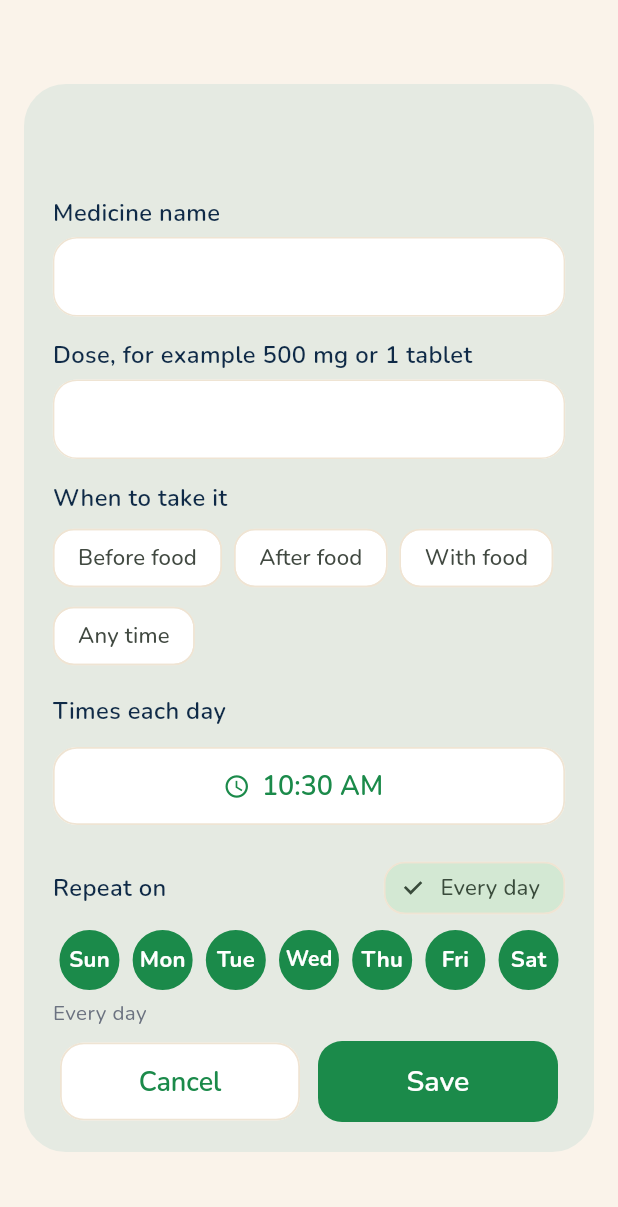
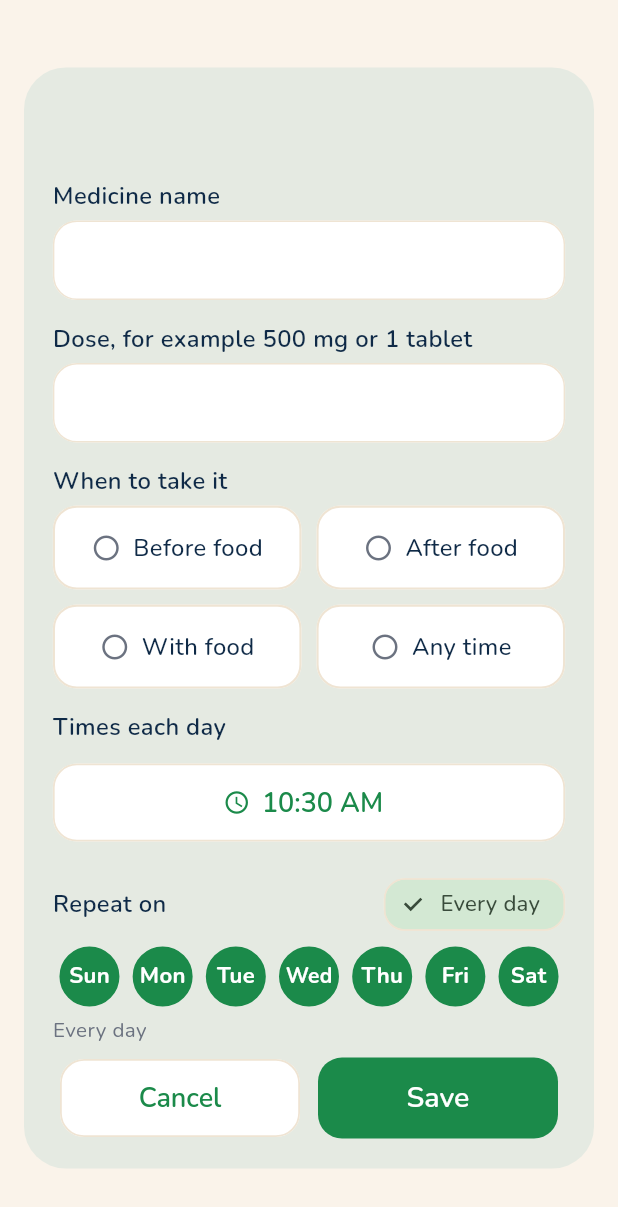
Before and after one commit to StutiGupta291105/SmritiSaathi, a Flutter app: the _AddReminderDialog widget shown alone on an empty page, opened directly with empty values, on a phone screen of 412 x 824 dp. Shown: the top 1207 px of the screen. Run offline on Flutter 3.47's test engine with Material 3 defaults, Android fonts, the phone set to English and light mode, and no system bars; our stand-ins replace audioplayers, firebase_core, firebase_messaging, flutter_local_notifications, flutter_secure_storage, flutter_timezone and 7 more; missing offline and left inert: record; accounts and stored records are empty.

Commit message:
Add reminder (medicine): When to take it is a tidy 2x2 grid of even tiles, Times each day is one row of three even tiles with the number big
Co-Authored-By: Claude Sonnet 5.5 <noreply@anthropic.com>
Claude-Session: https://claude.ai/code/session_01SdkurqZoXmcVfzMNhVvhPL

```diff
--- a/lib/core/ui.dart
+++ b/lib/core/ui.dart
@@ -364,3 +364,85 @@ class AllowRow extends StatelessWidget {
         ),
       );
 }
+
+
+/// A big, evenly sized choice tile (one of a few options). Selected: soft green with a
+/// green border and a tick; not selected: white. Used where chips looked uneven and small.
+class OptionTile extends StatelessWidget {
+  const OptionTile({
+    super.key,
+    required this.label,
+    required this.selected,
+    required this.onTap,
+    this.big,
+    this.minHeight = 56,
+  });
+  final String label;
+  final bool selected;
+  final VoidCallback? onTap;
+
+  /// A large figure above the label (1, 2, 3 for "times a day").
+  final String? big;
+  final double minHeight;
+
+  @override
+  Widget build(BuildContext context) {
+    return Semantics(
+      button: true,
+      selected: selected,
+      label: big == null ? label : '$big, $label',
+      child: Material(
+        color: selected ? Palette.tileGreen : Colors.white,
+        borderRadius: BorderRadius.circular(16),
+        child: InkWell(
+          borderRadius: BorderRadius.circular(16),
+          onTap: onTap,
+          child: Container(
+            constraints: BoxConstraints(minHeight: minHeight),
+            padding: const EdgeInsets.symmetric(horizontal: 10, vertical: 10),
+            decoration: BoxDecoration(
+              borderRadius: BorderRadius.circular(16),
+              border: Border.all(
+                  color: selected ? Palette.action : Palette.line,
+                  width: selected ? 2 : 1.4),
+            ),
+            child: Center(
+              child: big != null
+                  ? Column(mainAxisSize: MainAxisSize.min, children: [
+                      Text(big!,
+                          style: TextStyle(
+                              fontSize: 24,
+                              fontWeight: FontWeight.w800,
+                              color: selected ? Palette.green : Palette.brandDeep)),
+                      const SizedBox(height: 2),
+                      Text(label,
+                          textAlign: TextAlign.center,
+                          maxLines: 3,
+                          overflow: TextOverflow.ellipsis,
+                          style: TextStyle(
+                              fontSize: 12.5,
+                              fontWeight: selected ? FontWeight.w700 : FontWeight.w500,
+                              color: Palette.brandDeep)),
+                    ])
+                  : Row(mainAxisSize: MainAxisSize.min, children: [
+                      Icon(selected ? Icons.check_circle_rounded : Icons.circle_outlined,
+                          size: 20, color: selected ? Palette.action : Palette.muted),
+                      const SizedBox(width: 8),
+                      Flexible(
+                        child: Text(label,
+                            textAlign: TextAlign.center,
+                            maxLines: 2,
+                            overflow: TextOverflow.ellipsis,
+                            style: TextStyle(
+                                fontSize: 15,
+                                fontWeight: selected ? FontWeight.w700 : FontWeight.w500,
+                                color: Palette.brandDeep)),
+                      ),
+                    ]),
+            ),
+          ),
+        ),
+      ),
+    );
+  }
+}
--- a/lib/features/reminders/reminders_screen.dart
+++ b/lib/features/reminders/reminders_screen.dart
@@ -759,33 +759,53 @@ class _AddReminderDialogState extends State<_AddReminderDialog> {
                 inputFormatters: [LengthLimitingTextInputFormatter(30)])),
         field(
           t('rxWhen'),
-          Wrap(spacing: 8, runSpacing: 4, children: [
-            for (final f in _kFoods)
-              ChoiceChip(
-                key: ValueKey('food_$f'),
-                label: Text(t('food${f[0].toUpperCase()}${f.substring(1)}')),
-                selected: _food == f,
-                onSelected: (on) => setState(() => _food = on ? f : null),
+          // Two even rows of two: nothing wraps unevenly.
+          Column(children: [
+            for (var r = 0; r < _kFoods.length; r += 2)
+              Padding(
+                padding: EdgeInsets.only(bottom: r + 2 < _kFoods.length ? 10 : 0),
+                child: Row(children: [
+                  for (final f in _kFoods.sublist(r, r + 2)) ...[
+                    if (f != _kFoods[r]) const SizedBox(width: 10),
+                    Expanded(
+                      child: OptionTile(
+                        key: ValueKey('food_$f'),
+                        label: t('food${f[0].toUpperCase()}${f.substring(1)}'),
+                        selected: _food == f,
+                        onTap: () => setState(() => _food = _food == f ? null : f),
+                      ),
+                    ),
+                  ],
+                ]),
               ),
           ]),
         ),
         field(
           t('rxTimes'),
           Column(crossAxisAlignment: CrossAxisAlignment.start, children: [
+            // One row of three equal tiles with the number big: 1, 2, 3.
             if (!_editing)
-              Wrap(spacing: 8, runSpacing: 4, children: [
+              IntrinsicHeight(
+                child: Row(crossAxisAlignment: CrossAxisAlignment.stretch, children: [
                 for (final (n, k) in [
                   (1, 'rxOnce'),
                   (2, 'rxTwice'),
                   (3, 'rxThrice')
-                ])
-                  ChoiceChip(
-                    key: ValueKey('rxPreset$n'),
-                    label: Text(t(k)),
-                    selected: _times.length == n,
-                    onSelected: (_) => _preset(n),
+                ]) ...[
+                  if (n > 1) const SizedBox(width: 10),
+                  Expanded(
+                    child: OptionTile(
+                      key: ValueKey('rxPreset$n'),
+                      big: '$n',
+                      minHeight: 76,
+                      label: t(k),
+                      selected: _times.length == n,
+                      onTap: () => _preset(n),
+                    ),
                   ),
+                ],
               ]),
+              ),
             const SizedBox(height: 8),
             for (var i = 0; i < _times.length; i++)
               Padding(
```
Also changed, not shown: 1 other file.
